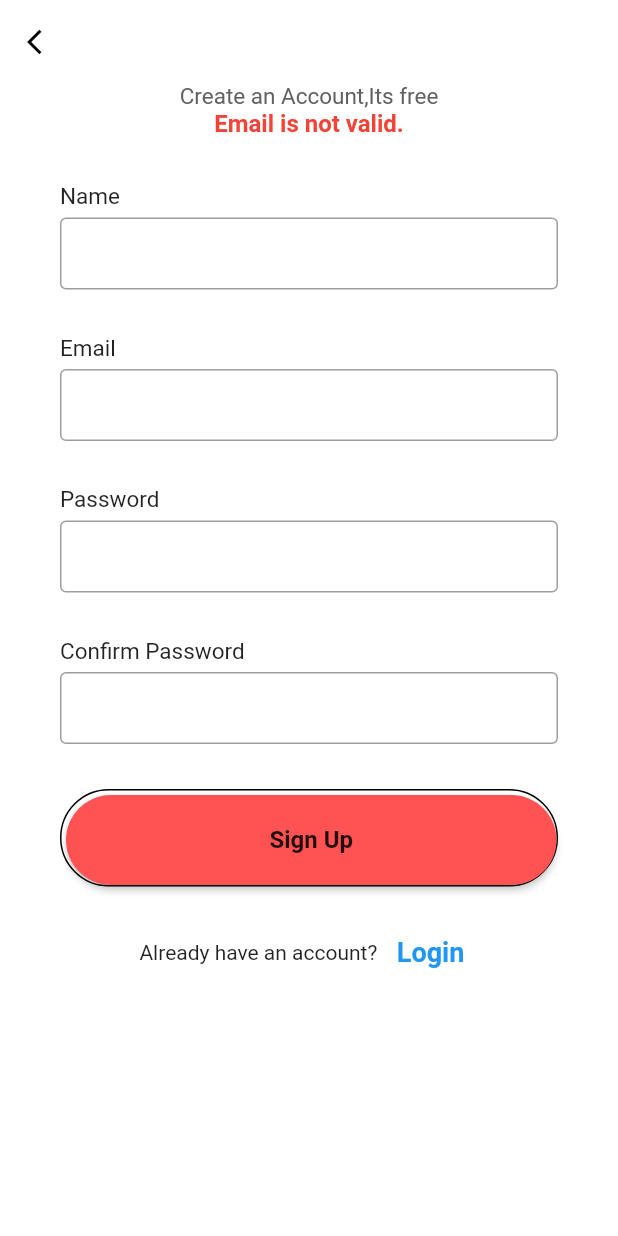
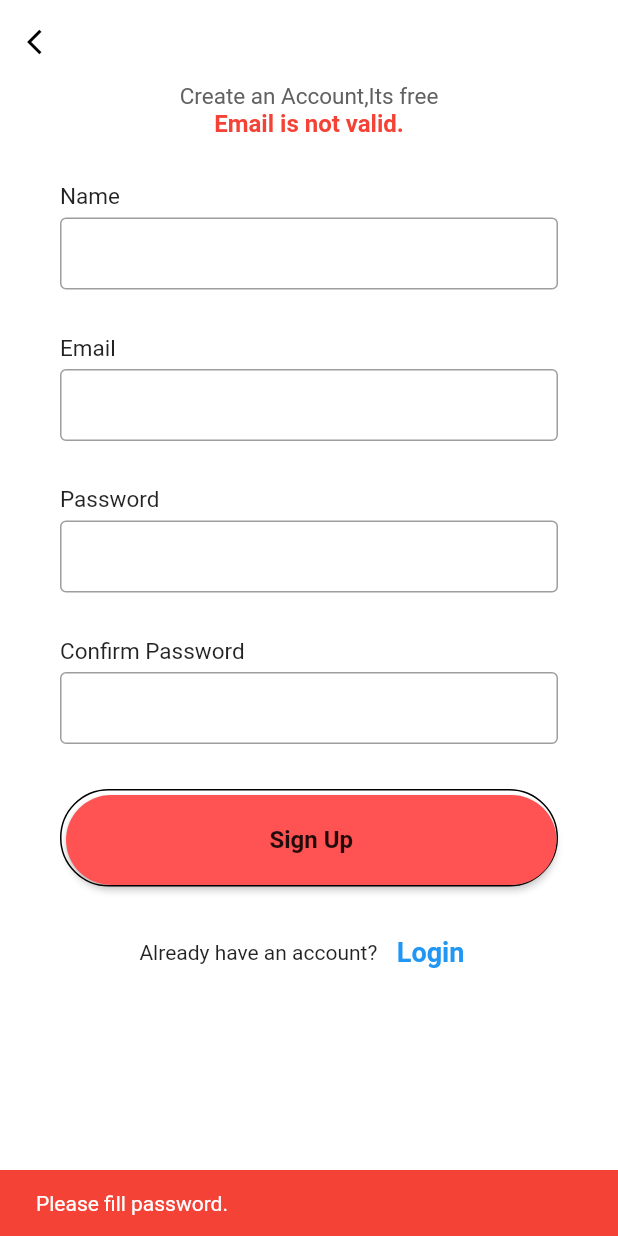
Before and after one commit to F4-Plus-DUT/Mobile-orphanage-management, a Flutter app: the SignUp screen opened by its route, scrolled down 56 dp, after a tap on "Sign Up", on a phone screen of 412 x 824 dp. Run offline on Flutter 3.47's test engine with Material 2 defaults, Android fonts, the phone set to English and light mode, and no system bars; our stand-ins replace flutter_spinkit; missing offline and left inert: uuid_type; network calls fail.

Commit message:
update: update category

```diff
--- a/lib/pages/signup.dart
+++ b/lib/pages/signup.dart
@@ -13,16 +13,19 @@ class SignUp extends StatefulWidget {
 
 class _SignUpState extends State<SignUp> {
   String signup_url = Utility.BASE_URL + "api/v1/user/action/sign_up";
-  Future<bool> sign_up (String name, String email, String pwd) async{
+  Future<bool> sign_up(String name, String email, String pwd) async {
     bool isSuccessfully = false;
 
     await http
         .post(Uri.parse(signup_url),
-        headers: <String, String>{
-          'Content-Type': 'application/json; charset=UTF-8',
-        },
-        body: jsonEncode(
-            <String, String>{'name': name, 'email': email,  'password': pwd}))
+            headers: <String, String>{
+              'Content-Type': 'application/json; charset=UTF-8',
+            },
+            body: jsonEncode(<String, String>{
+              'name': name,
+              'email': email,
+              'password': pwd
+            }))
         .then((response) {
       // var body = json.decode(response.body);
       print(response);
@@ -168,14 +171,44 @@ class _SignUpState extends State<SignUp> {
                             String password_2 = password2Controller.text;
                             if (password == "") {
                               _validateNotifer.value = "Please fill password.";
+                              ScaffoldMessenger.of(context)
+                                  .showSnackBar(const SnackBar(
+                                content: Text(
+                                  'Please fill password.',
+                                  style: TextStyle(
+                                    color: Colors.white,
+                                  ),
+                                ),
+                                backgroundColor: Colors.red,
+                              ));
                             }
                             //Xử lý regex cho name và email
                             if (!hexEmail.hasMatch(email)) {
                               _validateNotifer.value = 'Email is not valid.';
+                              ScaffoldMessenger.of(context)
+                                  .showSnackBar(const SnackBar(
+                                content: Text(
+                                  'Email is not valid.',
+                                  style: TextStyle(
+                                    color: Colors.white,
+                                  ),
+                                ),
+                                backgroundColor: Colors.red,
+                              ));
                             }
                             if (password.compareTo(password_2) != 0) {
                               _validateNotifer.value =
                                   'Password does not match.';
+                              ScaffoldMessenger.of(context)
+                                  .showSnackBar(const SnackBar(
+                                content: Text(
+                                  'Password does not match.',
+                                  style: TextStyle(
+                                    color: Colors.white,
+                                  ),
+                                ),
+                                backgroundColor: Colors.red,
+                              ));
                             }
                             if (await sign_up(name, email, password)) {
                               _validateNotifer.value = null;
```
